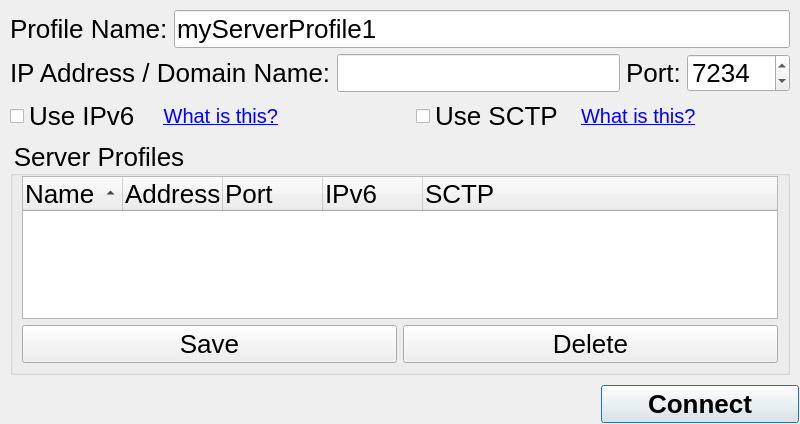
Before: the Qt Designer form src/gui/qt/gui_800x480/joinnetworkgamedialog_800x480.ui in pokerth/pokerth, drawn with Qt 5.
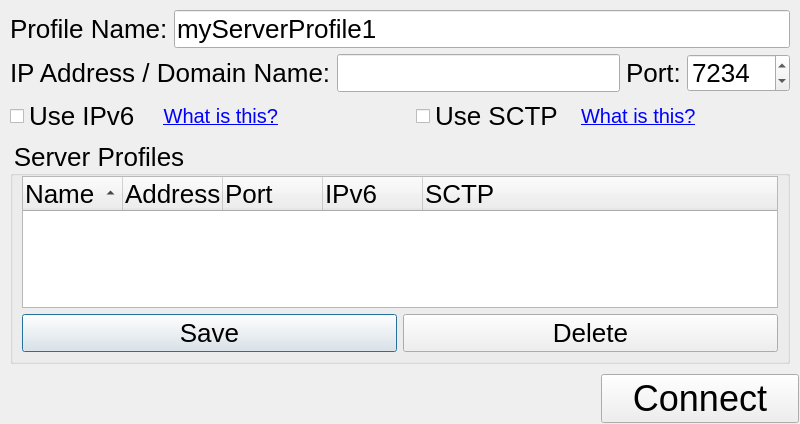
After: the same form once the commit is applied. Icons and pictures are not drawn.

What changed in the file:
```diff
--- a/src/gui/qt/gui_800x480/joinnetworkgamedialog_800x480.ui
+++ b/src/gui/qt/gui_800x480/joinnetworkgamedialog_800x480.ui
@@ -62,11 +62,24 @@
         </size>
        </property>
        <property name="styleSheet">
-        <string notr="true">QObject {font: bold 26px}</string>
+        <string notr="true">QObject {font: 36px}</string>
        </property>
        <property name="text">
         <string>Connect</string>
        </property>
+       <property name="icon">
+        <iconset resource="../resources/pokerth.qrc">
+         <normaloff>:/gfx/dialog_ok_apply.png</normaloff>:/gfx/dialog_ok_apply.png</iconset>
+       </property>
+       <property name="iconSize">
+        <size>
+         <width>32</width>
+         <height>32</height>
+        </size>
+       </property>
+       <property name="autoDefault">
+        <bool>false</bool>
+       </property>
       </widget>
      </item>
     </layout>
```
Left out of the diff: 4 changed lines with no effect on the pictures.
